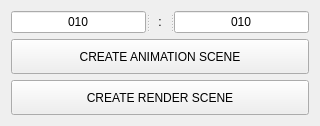
This is ui/createScene_main.ui in all-in-one-of/Eve as Qt 5 draws it before an edit. The edited form follows.
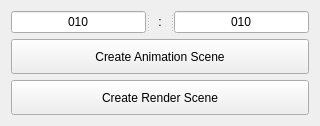
This is the edited form.

```diff
--- a/ui/createScene_main.ui
+++ b/ui/createScene_main.ui
@@ -78,7 +78,7 @@
       </size>
      </property>
      <property name="text">
-      <string>CREATE ANIMATION SCENE</string>
+      <string>Create Animation Scene</string>
      </property>
     </widget>
    </item>
@@ -91,7 +91,7 @@
       </size>
      </property>
      <property name="text">
-      <string>CREATE RENDER SCENE</string>
+      <string>Create Render Scene</string>
      </property>
     </widget>
    </item>
```
